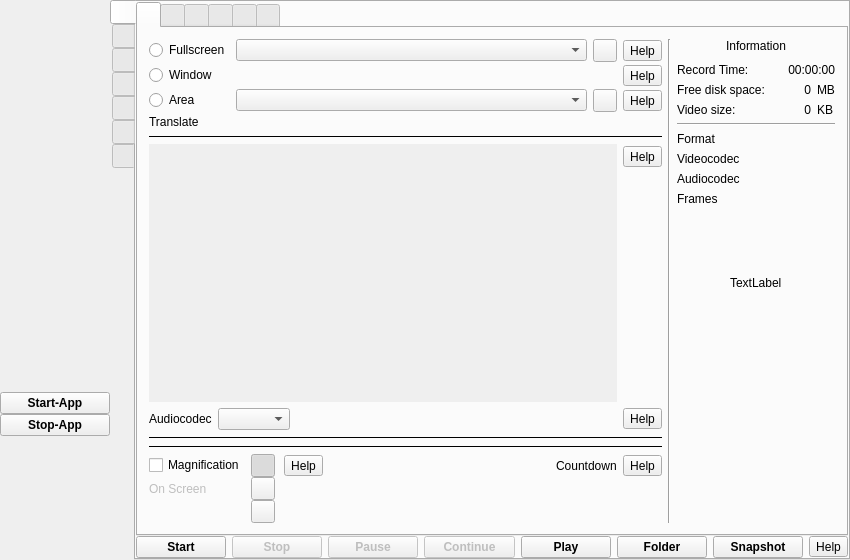
Qt form src/formMainWindow.ui (vkohaupt/vokoscreenNG) before a commit.
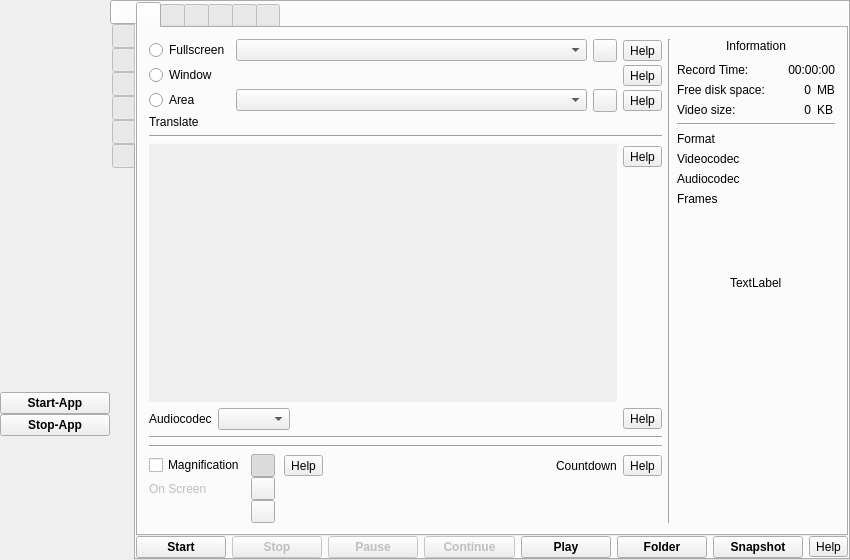
The same form after that commit. Icons and pictures are not drawn.

Diff of the .ui file:
```diff
--- a/src/formMainWindow.ui
+++ b/src/formMainWindow.ui
@@ -556,9 +556,6 @@
               </item>
               <item>
                <widget class="Line" name="line_7">
-                <property name="frameShadow">
-                 <enum>QFrame::Plain</enum>
-                </property>
                 <property name="orientation">
                  <enum>Qt::Horizontal</enum>
                 </property>
@@ -700,9 +697,6 @@
               </item>
               <item>
                <widget class="Line" name="line_10">
-                <property name="frameShadow">
-                 <enum>QFrame::Plain</enum>
-                </property>
                 <property name="orientation">
                  <enum>Qt::Horizontal</enum>
                 </property>
@@ -710,12 +704,6 @@
               </item>
               <item>
                <widget class="Line" name="line_9">
-                <property name="frameShadow">
-                 <enum>QFrame::Plain</enum>
-                </property>
-                <property name="lineWidth">
-                 <number>1</number>
-                </property>
                 <property name="orientation">
                  <enum>Qt::Horizontal</enum>
                 </property>
```
Left out of the diff: 43 changed lines with no effect on the pictures.
